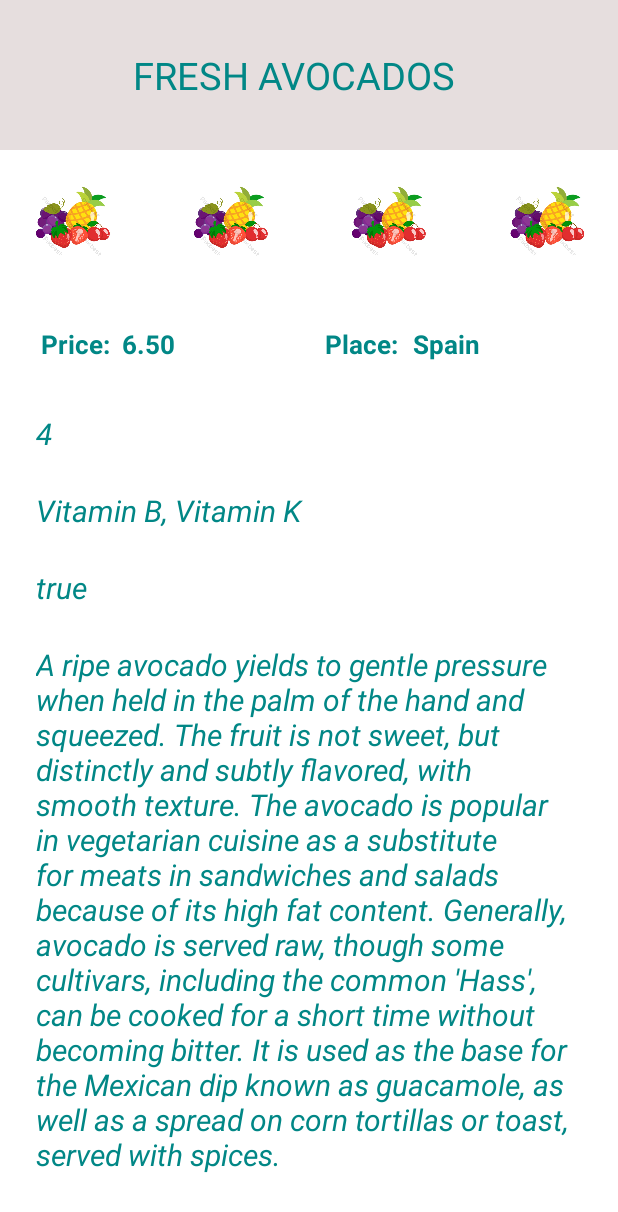
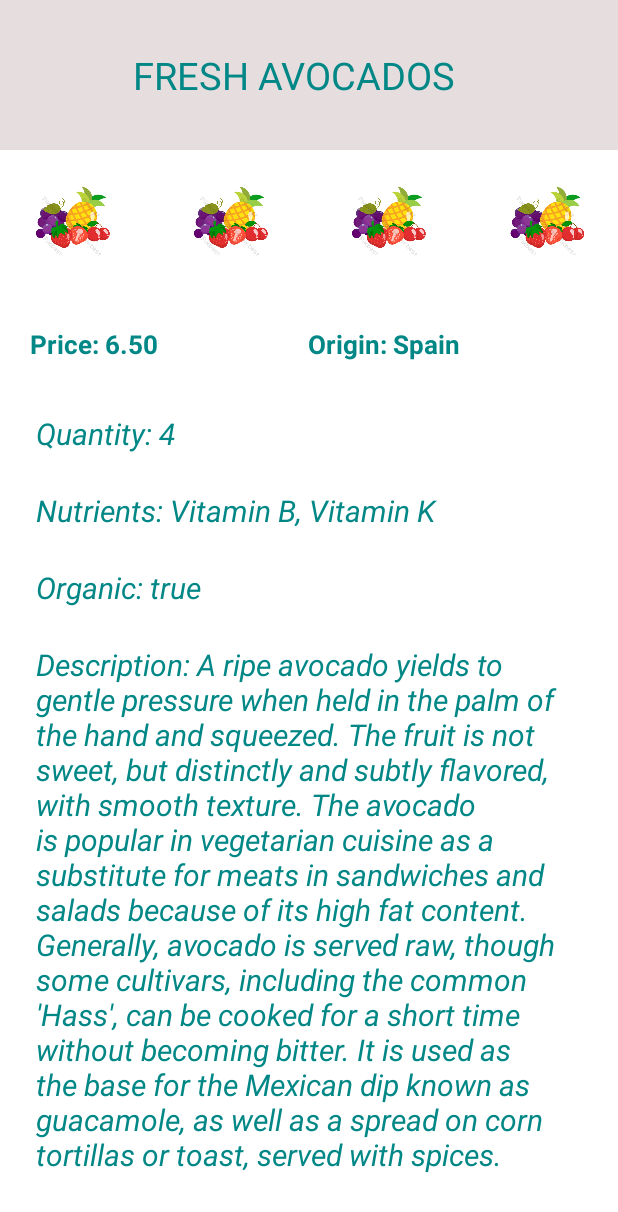
Before and after one commit to Bencorn1/EY_Fruits, an Android app: the screen it shows after launch (FruitDetails), after a tap on an icon or button, on a phone screen of 412 x 824 dp. Shown: the top 1212 px of the screen. Run offline under Robolectric (Android 15) with nearby library versions, the phone set to English and light mode, and no system bars; Roboto replaces fonts that are not available here.

Commit message:
Updates on the EY fruit application.

```diff
--- a/app/src/main/java/com/ayotola/ey_fruits/FruitDetails.kt
+++ b/app/src/main/java/com/ayotola/ey_fruits/FruitDetails.kt
@@ -1,11 +1,11 @@
 package com.ayotola.ey_fruits
 
+import android.annotation.SuppressLint
 import android.os.Bundle
 import android.widget.ImageView
 import androidx.appcompat.app.AppCompatActivity
 import com.ayotola.ey_fruits.databinding.ActivityFruitDetailsBinding
 import java.util.*
-import kotlin.properties.Delegates
 
 class FruitDetails : AppCompatActivity() {
 
@@ -21,9 +21,9 @@ class FruitDetails : AppCompatActivity() {
     private lateinit var img2: ImageView
     private lateinit var img3: ImageView
     private lateinit var img4: ImageView
-    private var fruitId by Delegates.notNull<Int>()
 
 
+    @SuppressLint("SetTextI18n")
     override fun onCreate(savedInstanceState: Bundle?) {
         super.onCreate(savedInstanceState)
         binding = ActivityFruitDetailsBinding.inflate(layoutInflater)
@@ -65,12 +65,12 @@ class FruitDetails : AppCompatActivity() {
         val fOrganic = binding.organicity
 
         fruitName.text = name
-        fruitNutrient.text = nutrients
-        fruitOrigin.text = origin
-        fPrice.text = price
-        fruitQuantity.text = quantity
-        describe.text = description
-        fOrganic.text = organic
+        fruitNutrient.text = "Nutrients: $nutrients"
+        fruitOrigin.text = "Origin: $origin"
+        fPrice.text = "Price: $price"
+        fruitQuantity.text = "Quantity: $quantity"
+        describe.text = "Description: $description"
+        fOrganic.text = "Organic: $organic"
 
     }
 
--- a/app/src/main/java/com/ayotola/ey_fruits/FruitItems.kt
+++ b/app/src/main/java/com/ayotola/ey_fruits/FruitItems.kt
@@ -8,4 +8,5 @@ data class FruitItems(
         var price: String,
         var quantity: String,
         var description: String,
-        var organic: String)
+        var organic: String,
+)
--- a/app/src/main/java/com/ayotola/ey_fruits/MainActivity.kt
+++ b/app/src/main/java/com/ayotola/ey_fruits/MainActivity.kt
@@ -45,7 +45,6 @@ class MainActivity : AppCompatActivity() {
                         details.getString("organic")
                 )
 
-
                 data.add(fruitData)
 
             }
--- a/app/src/main/java/com/ayotola/ey_fruits/MyAdapter.kt
+++ b/app/src/main/java/com/ayotola/ey_fruits/MyAdapter.kt
@@ -22,11 +22,6 @@ class MyAdapter(val context: Context,var data: List<FruitItems>) : RecyclerView.
         // Get current position of item in recyclerview to bind data and assign values from list
         val myHolder = holder as MyHolder
         val current: FruitItems = data[position]
-//        holder.name.text = current.name
-//        holder.fruitsOrigin.text = current.origin
-//        holder.fruitsNutrients.text = current.nutrients
-//        holder.fruitsPix.text = current.image
-
         holder.setData(current, position)
     }
 
--- a/app/src/main/res/layout/activity_fruit__details.xml
+++ b/app/src/main/res/layout/activity_fruit__details.xml
@@ -109,16 +109,16 @@
                 android:orientation="horizontal"
                 android:padding="12dp">
 
-                <TextView
-                    android:id="@+id/fruit_price"
-                    android:layout_width="wrap_content"
-                    android:layout_height="wrap_content"
-                    android:layout_gravity="start"
-                    android:layout_marginStart="15dp"
-                    android:text="@string/price"
-                    android:textColor="@color/teal_700"
-                    android:textSize="17sp"
-                    android:textStyle="bold" />
+<!--                <TextView-->
+<!--                    android:id="@+id/fruit_price"-->
+<!--                    android:layout_width="wrap_content"-->
+<!--                    android:layout_height="wrap_content"-->
+<!--                    android:layout_gravity="start"-->
+<!--                    android:layout_marginStart="15dp"-->
+<!--                    android:text="@string/price"-->
+<!--                    android:textColor="@color/teal_700"-->
+<!--                    android:textSize="17sp"-->
+<!--                    android:textStyle="bold" />-->
 
                 <TextView
                     android:id="@+id/price"
@@ -131,21 +131,21 @@
                     android:textSize="17sp"
                     android:textStyle="bold" />
 
-                <TextView
-                    android:id="@+id/origin"
-                    android:layout_width="wrap_content"
-                    android:layout_height="wrap_content"
-                    android:layout_marginStart="100dp"
-                    android:text="@string/from"
-                    android:textColor="@color/teal_700"
-                    android:textSize="17sp"
-                    android:textStyle="bold" />
+<!--                <TextView-->
+<!--                    android:id="@+id/origin"-->
+<!--                    android:layout_width="wrap_content"-->
+<!--                    android:layout_height="wrap_content"-->
+<!--                    android:layout_marginStart="100dp"-->
+<!--                    android:text="@string/from"-->
+<!--                    android:textColor="@color/teal_700"-->
+<!--                    android:textSize="17sp"-->
+<!--                    android:textStyle="bold" />-->
 
                 <TextView
                     android:id="@+id/place"
                     android:layout_width="wrap_content"
                     android:layout_height="wrap_content"
-                    android:layout_marginStart="10dp"
+                    android:layout_marginStart="100dp"
                     android:text="@string/from"
                     android:textColor="@color/teal_700"
                     android:textSize="17sp"
```
